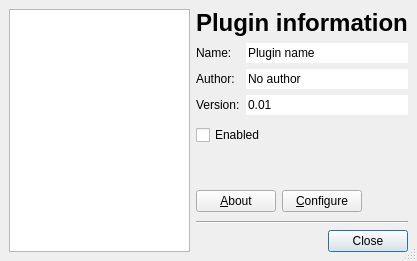
This is tools/qmdilib/demos/plugin-demo/plugin_list.ui in smokris/qtedit4 as Qt 5 draws it before an edit. The edited form follows.
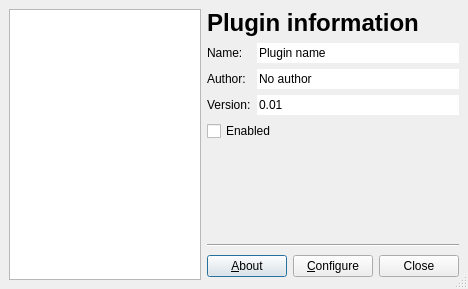
This is the edited form.

Commit message: major updates:  * all files have the official banner (doxygen header)  * all files have svn Id  * cleanups in the code (less comments, private code etc)  * HelpPlugins now can open files "help:QObject" like help requests (not tested yet)

```diff
--- a/tools/qmdilib/demos/plugin-demo/plugin_list.ui
+++ b/tools/qmdilib/demos/plugin-demo/plugin_list.ui
@@ -6,8 +6,8 @@
    <rect>
     <x>0</x>
     <y>0</y>
-    <width>417</width>
-    <height>261</height>
+    <width>468</width>
+    <height>289</height>
    </rect>
   </property>
   <property name="windowTitle" >
@@ -16,32 +16,30 @@
   <property name="sizeGripEnabled" >
    <bool>true</bool>
   </property>
-  <layout class="QGridLayout" >
+  <layout class="QHBoxLayout" >
    <property name="margin" >
     <number>9</number>
    </property>
    <property name="spacing" >
     <number>6</number>
    </property>
-   <item row="2" column="1" >
-    <widget class="QCheckBox" name="pluginEnabled" >
-     <property name="text" >
-      <string>Enabled</string>
+   <item>
+    <widget class="QListView" name="pluginList" >
+     <property name="sizePolicy" >
+      <sizepolicy>
+       <hsizetype>5</hsizetype>
+       <vsizetype>7</vsizetype>
+       <horstretch>0</horstretch>
+       <verstretch>0</verstretch>
+      </sizepolicy>
      </property>
-    </widget>
-   </item>
-   <item row="6" column="1" colspan="3" >
-    <widget class="QDialogButtonBox" name="buttonBox" >
-     <property name="orientation" >
-      <enum>Qt::Horizontal</enum>
+     <property name="alternatingRowColors" >
+      <bool>true</bool>
      </property>
-     <property name="standardButtons" >
-      <set>QDialogButtonBox::Close</set>
-     </property>
     </widget>
    </item>
-   <item row="4" column="1" colspan="3" >
-    <layout class="QHBoxLayout" >
+   <item>
+    <layout class="QVBoxLayout" >
      <property name="margin" >
       <number>0</number>
      </property>
@@ -49,61 +47,6 @@
       <number>6</number>
      </property>
      <item>
-      <widget class="QPushButton" name="aboutPlugin" >
-       <property name="text" >
-        <string>&amp;About</string>
-       </property>
-      </widget>
-     </item>
-     <item>
-      <widget class="QPushButton" name="configurePlugin" >
-       <property name="text" >
-        <string>&amp;Configure</string>
-       </property>
-      </widget>
-     </item>
-     <item>
-      <spacer>
-       <property name="orientation" >
-        <enum>Qt::Horizontal</enum>
-       </property>
-       <property name="sizeHint" >
-        <size>
-         <width>39</width>
-         <height>27</height>
-        </size>
-       </property>
-      </spacer>
-     </item>
-    </layout>
-   </item>
-   <item row="3" column="2" >
-    <spacer>
-     <property name="orientation" >
-      <enum>Qt::Vertical</enum>
-     </property>
-     <property name="sizeHint" >
-      <size>
-       <width>20</width>
-       <height>16</height>
-      </size>
-     </property>
-    </spacer>
-   </item>
-   <item row="2" column="2" >
-    <spacer>
-     <property name="orientation" >
-      <enum>Qt::Vertical</enum>
-     </property>
-     <property name="sizeHint" >
-      <size>
-       <width>20</width>
-       <height>16</height>
-      </size>
-     </property>
-    </spacer>
-   </item>
-   <item row="0" column="1" colspan="3" >
     <widget class="QLabel" name="label" >
      <property name="sizePolicy" >
       <sizepolicy>
@@ -118,7 +61,7 @@
      </property>
     </widget>
    </item>
-   <item row="1" column="1" colspan="3" >
+     <item>
     <layout class="QHBoxLayout" >
      <property name="margin" >
       <number>0</number>
@@ -208,29 +151,83 @@
      </item>
     </layout>
    </item>
-   <item row="5" column="1" colspan="3" >
+     <item>
+      <widget class="QCheckBox" name="pluginEnabled" >
+       <property name="text" >
+        <string>Enabled</string>
+       </property>
+      </widget>
+     </item>
+     <item>
+      <spacer>
+       <property name="orientation" >
+        <enum>Qt::Vertical</enum>
+       </property>
+       <property name="sizeHint" >
+        <size>
+         <width>20</width>
+         <height>40</height>
+        </size>
+       </property>
+      </spacer>
+     </item>
+     <item>
     <widget class="Line" name="line" >
      <property name="orientation" >
       <enum>Qt::Horizontal</enum>
      </property>
     </widget>
    </item>
-   <item rowspan="7" row="0" column="0" >
-    <widget class="QListView" name="pluginList" >
-     <property name="sizePolicy" >
-      <sizepolicy>
-       <hsizetype>5</hsizetype>
-       <vsizetype>7</vsizetype>
-       <horstretch>0</horstretch>
-       <verstretch>0</verstretch>
-      </sizepolicy>
-     </property>
-     <property name="alternatingRowColors" >
-      <bool>true</bool>
-     </property>
-    </widget>
-   </item>
-  </layout>
+     <item>
+      <layout class="QHBoxLayout" >
+       <property name="margin" >
+        <number>0</number>
+       </property>
+       <property name="spacing" >
+        <number>6</number>
+       </property>
+       <item>
+        <widget class="QPushButton" name="aboutPlugin" >
+         <property name="text" >
+          <string>&amp;About</string>
+         </property>
+        </widget>
+       </item>
+       <item>
+        <widget class="QPushButton" name="configurePlugin" >
+         <property name="text" >
+          <string>&amp;Configure</string>
+         </property>
+        </widget>
+       </item>
+       <item>
+        <spacer>
+         <property name="orientation" >
+          <enum>Qt::Horizontal</enum>
+         </property>
+         <property name="sizeHint" >
+          <size>
+           <width>39</width>
+           <height>27</height>
+          </size>
+         </property>
+        </spacer>
+       </item>
+       <item>
+        <widget class="QDialogButtonBox" name="buttonBox" >
+         <property name="orientation" >
+          <enum>Qt::Horizontal</enum>
+         </property>
+         <property name="standardButtons" >
+          <set>QDialogButtonBox::Close</set>
+         </property>
+        </widget>
+       </item>
+      </layout>
+     </item>
+    </layout>
+   </item>
+  </layout>
  </widget>
  <includes/>
  <resources/>
```
Left out of the diff: 1 changed line with no effect on the pictures. Lines whose indentation alone changed are shown as unchanged. The commit also changes 21 other files.
